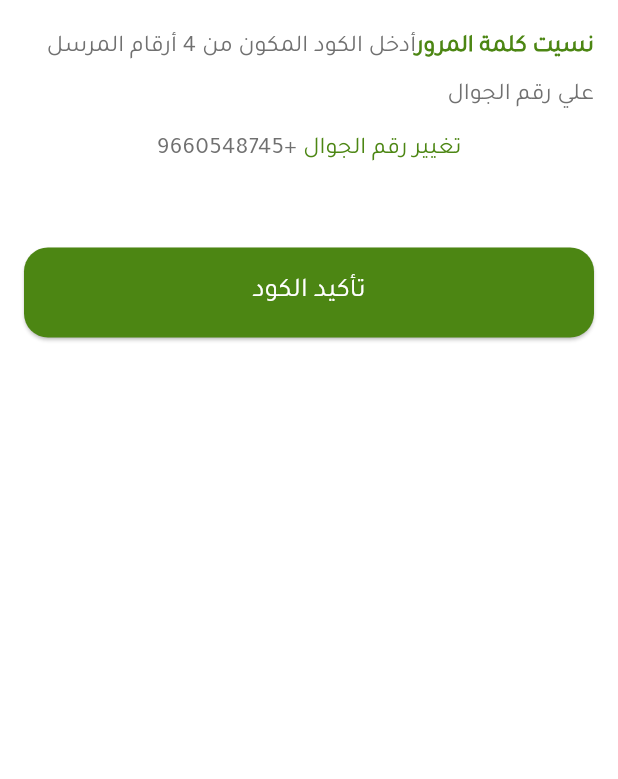
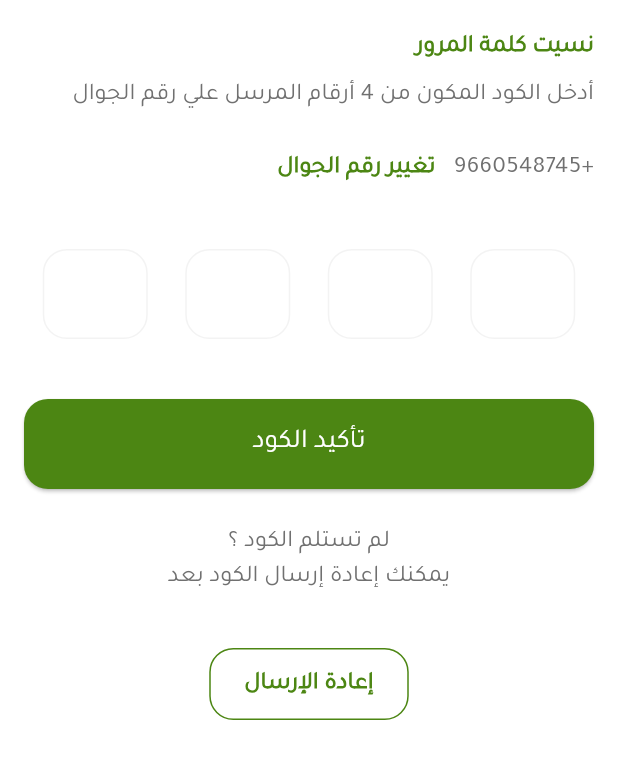
Before and after one commit to MoEhab74/Thimar, a Flutter app: the VerifyOTPView screen opened directly, on a phone screen of 412 x 824 dp, the part 234-1013 px from its top. Run offline on Flutter 3.47's test engine with Material 3 defaults, Android fonts, the light colour scheme and no system bars; drawn by our look-alikes of pin_code_fields.

Commit message:
Finish verify OTP part1

```diff
--- a/lib/views/verify_otp_view.dart
+++ b/lib/views/verify_otp_view.dart
@@ -1,4 +1,6 @@
 import 'package:flutter/material.dart';
+import 'package:flutter/services.dart';
+import 'package:pin_code_fields/pin_code_fields.dart';
 import 'package:thimar/widgets/my_button.dart';
 import 'package:thimar/widgets/welcome_message.dart';
 
@@ -15,12 +17,30 @@ class VerifyOTPView extends StatelessWidget {
           children: [
             Image.asset('assets/images/logo.png', width: 140, height: 140),
             const SizedBox(height: 16),
-            WelcomeMessage(title: 'نسيت كلمة المرور', subtitle: 'أدخل الكود المكون من 4 أرقام المرسل علي رقم الجوال'),
+            WelcomeMessage(
+              title: 'نسيت كلمة المرور\n',
+              subtitle: 'أدخل الكود المكون من 4 أرقام المرسل علي رقم الجوال',
+            ),
             const SizedBox(height: 8),
-            Text.rich(
-              TextSpan(children: [
-                TextSpan(
-                  text: '9660548745+',
+            Row(
+              mainAxisAlignment: MainAxisAlignment.end,
+              children: [
+                TextButton(
+                  onPressed: () {
+                    // Handle change phone number action
+                    Navigator.pop(context);
+                  },
+                  child: Text(
+                    'تغيير رقم الجوال',
+                    style: TextStyle(
+                      fontSize: 16,
+                      fontFamily: 'Tajawal',
+                      fontWeight: FontWeight.w700,
+                    ),
+                  ),
+                ),
+                Text(
+                  '9660548745+',
                   style: TextStyle(
                     fontSize: 16,
                     color: Color(0xff707070),
@@ -28,24 +48,93 @@ class VerifyOTPView extends StatelessWidget {
                     fontWeight: FontWeight.w300,
                   ),
                 ),
-                TextSpan(
-                  text: ' تغيير رقم الجوال',
+              ],
+            ),
+            const SizedBox(height: 30),
+            // Add your OTP input fields here
+            PinCodeTextField(
+              inputFormatters: [FilteringTextInputFormatter.digitsOnly],
+              textStyle: TextStyle(
+                fontSize: 24,
+                color: Color(0xFFFFFFFF),
+                fontFamily: 'Tajawal',
+                fontWeight: FontWeight.w500,
+              ),
+              mainAxisAlignment: MainAxisAlignment.spaceAround,
+              appContext: context,
+              length: 4,
+              keyboardType: TextInputType.number,
+              enableActiveFill: true,
+              pinTheme: PinTheme(
+                shape: PinCodeFieldShape.box,
+                borderRadius: BorderRadius.circular(16),
+                fieldHeight: 60,
+                fieldWidth: 70,
+                activeFillColor: Theme.of(context).colorScheme.primary,
+                selectedFillColor: Theme.of(context).colorScheme.primary,
+                inactiveFillColor: Color(0xFFFFFFFF),
+                selectedColor: Theme.of(context).colorScheme.primary,
+                activeColor: Color(0xffF3F3F3),
+                inactiveColor: Color(0xffF3F3F3),
+                borderWidth: 1,
+              ),
+              onChanged: (value) {
+                print("Current code: $value");
+              },
+              onCompleted: (value) {
+                print("Code entered: $value");
+                // هنا تقدر تعمل Verify للـ OTP
+              },
+            ),
+            const SizedBox(height: 24),
+            MyButton(
+              text: 'تأكيد الكود',
+              onPressed: () {
+                // Handle OTP verification
+              },
+            ),
+            const SizedBox(height: 24),
+            Text(
+              'لم تستلم الكود ؟\nيمكنك إعادة إرسال الكود بعد',
+              textAlign: TextAlign.center,
+              style: TextStyle(
+                fontSize: 16,
+                color: Color(0xff707070),
+                fontFamily: 'Tajawal',
+                fontWeight: FontWeight.w300,
+              ),
+            ),
+            const SizedBox(height: 16),
+            // Circular countdown timer
+            const SizedBox(height: 20),
+            SizedBox(
+              height: 48,
+              width: 133,
+              child: OutlinedButton(
+                onPressed: () {
+                  // Handle resend OTP action
+                },
+                style: OutlinedButton.styleFrom(
+                  side: BorderSide(
+                    color: Theme.of(context).colorScheme.primary,
+                    width: 1,
+                  ),
+                  shape: RoundedRectangleBorder(
+                    borderRadius: BorderRadius.circular(16),
+                  ),
+                  padding: EdgeInsets.symmetric(horizontal: 22, vertical: 8),
+                ),
+                child: Text(
+                  'إعادة الإرسال',
                   style: TextStyle(
                     fontSize: 16,
                     color: Theme.of(context).colorScheme.primary,
                     fontFamily: 'Tajawal',
-                    fontWeight: FontWeight.w500,
+                    fontWeight: FontWeight.w700,
                   ),
-                  // Add gesture recognizer if needed for tap action
                 ),
-              ])
+              ),
             ),
-            const SizedBox(height: 30),
-            // Add your OTP input fields here
-            const SizedBox(height: 24),
-            MyButton(text: 'تأكيد الكود', onPressed: () {
-              // Handle OTP verification
-            }),
           ],
         ),
       ),
--- a/pubspec.yaml
+++ b/pubspec.yaml
@@ -34,6 +34,8 @@ dependencies:
   # The following adds the Cupertino Icons font to your application.
   # Use with the CupertinoIcons class for iOS style icons.
   cupertino_icons: ^1.0.8
+  pin_code_fields: ^8.0.1
+  circular_countdown_timer: ^0.2.4
 
 dev_dependencies:
   flutter_test:
```
Also changed, not shown: pubspec.lock.
